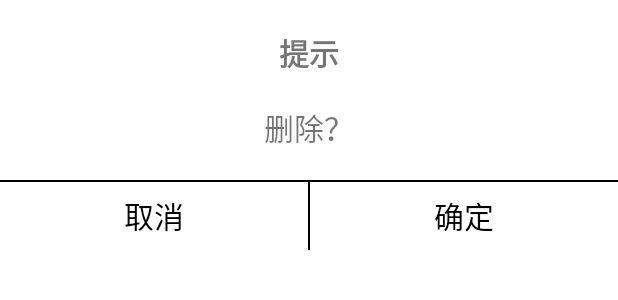
After one commit to xiuyi007/Android_learning, an Android app: the layout layout_custom_dialog.xml on its own in the app's theme, with its tools: preview values and no code run, on a phone screen of 412 x 824 dp. The commit adds this screen. Shown: the top 300 px of the screen. Run offline under Robolectric (Android 15) with nearby library versions, the phone set to English and light mode, and no system bars.

Commit message:
add a customDialog

```diff
--- /dev/null
+++ b/app/src/main/res/drawable/layout_custom_dialog.xml
@@ -0,0 +1,6 @@
+<?xml version="1.0" encoding="utf-8"?>
+<shape xmlns:android="http://schemas.android.com/apk/res/android"
+    android:shape="rectangle">
+    <solid android:color="@color/white" />
+    <corners android:radius="8dp" />
+</shape>
--- a/app/src/main/res/layout/activity_ui.xml
+++ b/app/src/main/res/layout/activity_ui.xml
@@ -257,5 +257,9 @@
         android:layout_height="wrap_content"
         android:id="@+id/btn_progressbar"
         android:text="PROGRESSBAR" />
-
+    <Button
+        android:layout_width="match_parent"
+        android:layout_height="wrap_content"
+        android:id="@+id/btn_custom_dialog"
+        android:text="CUSTOMDIALOG" />
 </LinearLayout>
--- /dev/null
+++ b/app/src/main/res/layout/layout_custom_dialog.xml
@@ -0,0 +1,58 @@
+<?xml version="1.0" encoding="utf-8"?>
+<LinearLayout xmlns:android="http://schemas.android.com/apk/res/android"
+    android:orientation="vertical"
+    android:layout_width="match_parent"
+    android:layout_height="match_parent"
+    android:gravity="center_horizontal"
+    android:background="@drawable/layout_custom_dialog">
+
+    <TextView
+        android:layout_width="wrap_content"
+        android:layout_height="wrap_content"
+        android:id="@+id/tv_title"
+        android:textSize="20sp"
+        android:text="提示"
+        android:textStyle="bold"
+        android:layout_marginTop="20dp" />
+    <TextView
+        android:layout_width="wrap_content"
+        android:layout_height="wrap_content"
+        android:id="@+id/tv_text"
+        android:textSize="20sp"
+        android:text="删除？"
+        android:layout_marginTop="20dp"
+        android:layout_marginBottom="20dp"/>
+    <View
+        android:layout_width="match_parent"
+        android:layout_height="1dp"
+        android:background="@color/black" />
+    <LinearLayout
+        android:layout_width="match_parent"
+        android:layout_height="45dp"
+        android:orientation="horizontal">
+        <TextView
+            android:layout_width="0dp"
+            android:layout_height="match_parent"
+            android:id="@+id/tv_cancel"
+            android:layout_weight="1"
+            android:text="取消"
+            android:textSize="20sp"
+            android:textColor="#000000"
+            android:gravity="center"/>
+        <View
+            android:layout_width="1dp"
+            android:layout_height="match_parent"
+            android:background="@color/black" />
+        <TextView
+            android:layout_width="0dp"
+            android:layout_height="match_parent"
+            android:id="@+id/tv_confirm"
+            android:layout_weight="1"
+            android:text="确定"
+            android:textSize="20sp"
+            android:textColor="#000000"
+            android:gravity="center"/>
+    </LinearLayout>
+
+
+</LinearLayout>
--- a/app/src/main/res/values/styles.xml
+++ b/app/src/main/res/values/styles.xml
@@ -5,4 +5,8 @@
             @drawable/bg_progress
         </item>
     </style>
+
+    <style name="CustomDialog" parent="@android:style/Theme.Dialog">
+        <item name="android:windowNoTitle">true</item>
+    </style>
 </resources>
```
Also changed, not shown: app/src/main/AndroidManifest.xml (+7 -0 lines), app/src/main/java/com/li/myapplication/CustomDialogActivity.java (added, +37 -0 lines), app/src/main/java/com/li/myapplication/UIActivity.java (+6 -1 lines), app/src/main/java/com/li/myapplication/widget/CustomDialog.java (added, +111 -0 lines), app/src/main/res/layout/activity_custom_dialog.xml (added, +18 -0 lines).
